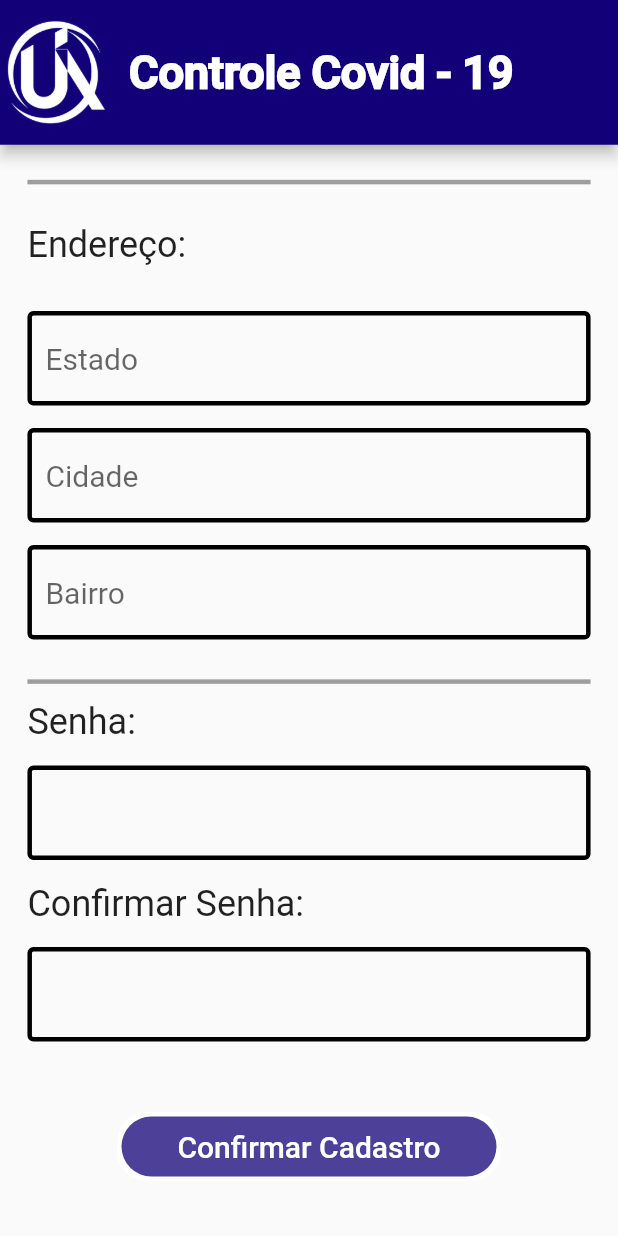
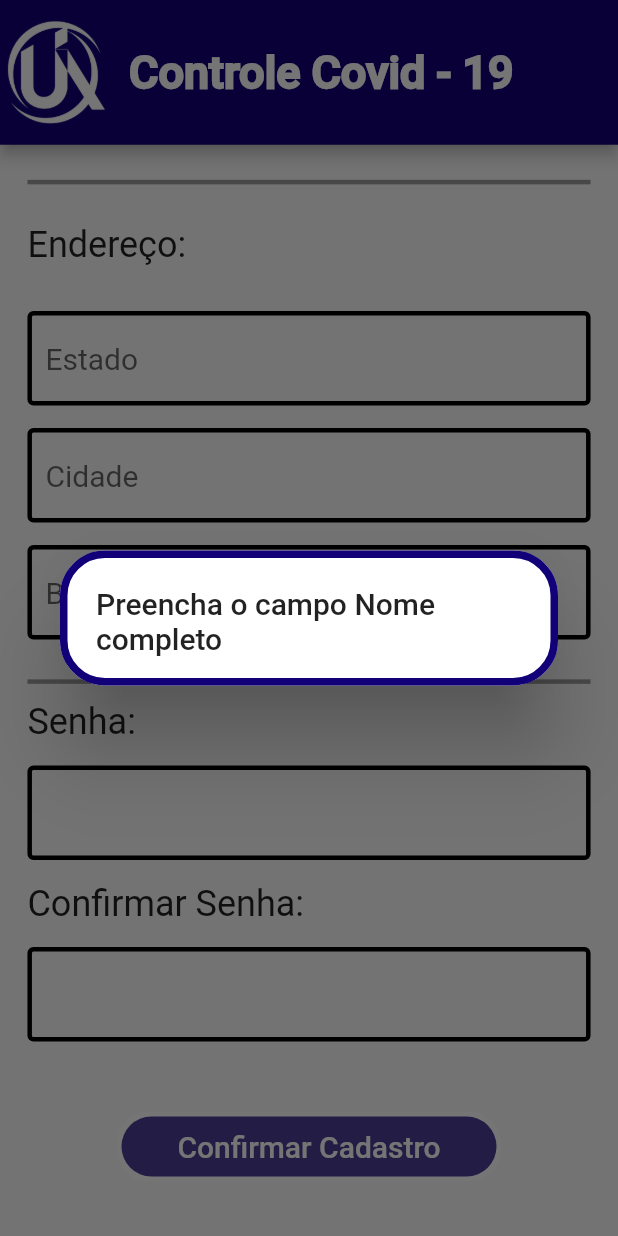
Before and after one commit to IagoEngel/Atividades-Integradoras-8, a Flutter app: the Cadastro screen opened directly, scrolled down 718 dp, after a tap on "Confirmar Cadastro", on a phone screen of 412 x 824 dp. Run offline on Flutter 3.47's test engine with Material 2 defaults, Android fonts, the phone set to English and light mode, and no system bars; our stand-ins replace cloud_firestore, firebase_auth; accounts and stored records are empty.

Commit message:
Campos obrigatórios no cadastro

```diff
--- a/atividadeintegradora8/lib/telas/cadastro.dart
+++ b/atividadeintegradora8/lib/telas/cadastro.dart
@@ -102,16 +102,16 @@ class _CadastroState extends State<Cadastro> {
                     style: TextStyle(fontSize: 24),
                   ),
                 ),
-                _txtField(txtNome, "Nome completo", TextInputType.name),
+                _txtField(txtNome, "Nome completo *", TextInputType.name),
                 _txtField(txtIdade, "Idade", TextInputType.number),
                 SizedBox(height: 15),
                 _dropdownSexo(),
-                _txtField(txtEmail, "Email", TextInputType.emailAddress),
+                _txtField(txtEmail, "Email *", TextInputType.emailAddress),
                 SizedBox(height: 15),
                 _dropdownCurso(),
                 _txtField(txtPeriodo, "Período", TextInputType.number),
                 _txtField(txtTelefone, "Telefone", TextInputType.phone),
-                _txtField(txtMatricula, "Matrícula", TextInputType.number),
+                _txtField(txtMatricula, "Matrícula *", TextInputType.number),
                 Container(
                   margin: EdgeInsets.only(top: 20, bottom: 20),
                   child: Divider(color: Colors.grey, thickness: 3),
@@ -147,8 +147,7 @@ class _CadastroState extends State<Cadastro> {
                     style: TextStyle(fontSize: 24),
                   ),
                 ),
-                _txtField(
-                    txtConfirmaSenha, "", TextInputType.text),
+                _txtField(txtConfirmaSenha, "", TextInputType.text),
                 _botaoConfirmar(),
               ],
             ),
@@ -182,22 +181,25 @@ class _CadastroState extends State<Cadastro> {
   Widget _txtField(
       TextEditingController txtController, String hint, TextInputType tipo) {
     bool esconder;
-    (hint == "")
-        ? esconder = true
-        : esconder = false;
+    (hint == "") ? esconder = true : esconder = false;
 
     return Container(
       margin: EdgeInsets.only(top: 15),
       child: TextField(
+        autofocus: true,
         inputFormatters: [
           if (hint == "Estado") UpperCase(),
           if (hint == "Cidade") UpperCase(),
           if (hint == "Bairro") UpperCase(),
-          if (hint == "Idade")
+          if (hint == "Idade" ||
+              hint == "Período" ||
+              hint == "Matrícula" ||
+              hint == "Telefone")
             FilteringTextInputFormatter.allow(RegExp(r"[0-9]")),
           if (hint == "Idade") LengthLimitingTextInputFormatter(2),
           if (hint == "Período") LengthLimitingTextInputFormatter(2),
           if (hint == "Matrícula") LengthLimitingTextInputFormatter(9),
+          if (hint == "Telefone") LengthLimitingTextInputFormatter(11),
         ],
         controller: txtController,
         style: TextStyle(fontSize: 20),
@@ -244,7 +246,7 @@ class _CadastroState extends State<Cadastro> {
               ),
               value: widget._currentS,
               hint: Text(
-                'Sexo',
+                'Sexo *',
                 style: TextStyle(color: Colors.black54, fontSize: 20),
               ),
               isDense: true,
@@ -350,17 +352,57 @@ class _CadastroState extends State<Cadastro> {
           style: TextStyle(fontSize: 20, color: Colors.white),
         ),
         onPressed: () async {
+          (txtNome.text.isEmpty)
+              ? _dialog("Nome completo")
+              : (widget._currentS == null)
+                  ? _dialog("Sexo")
+                  : (txtEmail.text.isEmpty)
+                      ? _dialog("Email")
+                      : (txtMatricula.text.isEmpty)
+                          ? _dialog("Matrícula")
+                          : _verificao();
+        },
+      ),
+    );
+  }
+
+  _verificao() async {
+    if (txtSenha.text.length < 6 || txtConfirmaSenha.text.length < 6) {
+      await showDialog(
+        context: (context),
+        builder: (context) => AlertDialog(
+          shape: RoundedRectangleBorder(
+            borderRadius: BorderRadius.circular(30),
+            side: BorderSide(color: Color.fromRGBO(17, 0, 119, 1.0), width: 5),
+          ),
+          title: Text("COLOQUE UMA SENHA DE PELO MENOS 6 DIGITOS"),
+        ),
+      );
+    } else {
+      if (txtSenha.text != txtConfirmaSenha.text) {
+        await showDialog(
+          context: (context),
+          builder: (context) => AlertDialog(
+            shape: RoundedRectangleBorder(
+              borderRadius: BorderRadius.circular(30),
+              side:
+                  BorderSide(color: Color.fromRGBO(17, 0, 119, 1.0), width: 5),
+            ),
+            title: Text("SENHA INCORRETA"),
+          ),
+        );
+      } else {
         await authService.createEmailPasswd(txtEmail.text, txtSenha.text);
         await _getUID(txtEmail.text, txtSenha.text);
         await repository.addUsuario(
           Usuario(
             nome: txtNome.text,
             email: txtEmail.text,
-              idade: int.parse(txtIdade.text),
+            idade: (txtIdade.text.isEmpty)? null:int.parse(txtIdade.text),
             sexo: (widget._currentS == 'Masculino') ? false : true,
             curso: widget._currentCurso,
             matricula: txtMatricula.text,
-              periodo: int.parse(txtPeriodo.text),
+            periodo: (txtPeriodo.text.isEmpty)? null:int.parse(txtPeriodo.text),
             estado: txtEstado.text,
             cidade: txtCidade.text,
             bairro: txtBairro.text,
@@ -372,20 +414,33 @@ class _CadastroState extends State<Cadastro> {
           builder: (context) => AlertDialog(
             shape: RoundedRectangleBorder(
               borderRadius: BorderRadius.circular(30),
-                side: BorderSide(color: Colors.deepOrange, width: 10),
+              side:
+                  BorderSide(color: Color.fromRGBO(17, 0, 119, 1.0), width: 5),
             ),
             title: Text("USUÁRIO CADASTRADO"),
           ),
         );
         Navigator.pop(context);
-        },
-      ),
-    );
+      }
+    }
   }
 
   _getUID(String email, String passwd) async {
     dynamic result = await authService.signInEmailPasswd(email, passwd);
     uid = result.uid;
+  }
+
+  _dialog(String campoObrigatorio) async {
+    return showDialog(
+      context: (context),
+      builder: (context) => AlertDialog(
+        shape: RoundedRectangleBorder(
+          borderRadius: BorderRadius.circular(30),
+          side: BorderSide(color: Color.fromRGBO(17, 0, 119, 1.0), width: 5),
+        ),
+        title: Text("Preencha o campo $campoObrigatorio"),
+      ),
+    );
   }
 }
 
```
Also changed, not shown: atividadeintegradora8/lib/telas/etapa3.dart (+12 -1 lines), atividadeintegradora8/lib/telas/telalogin.dart (+42 -28 lines). Lines whose indentation alone changed are shown as unchanged.
